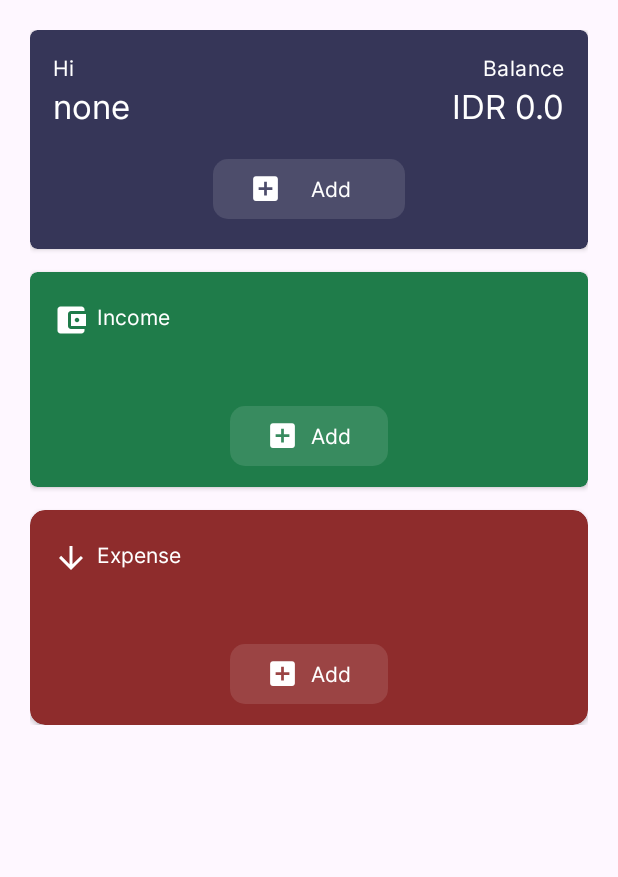
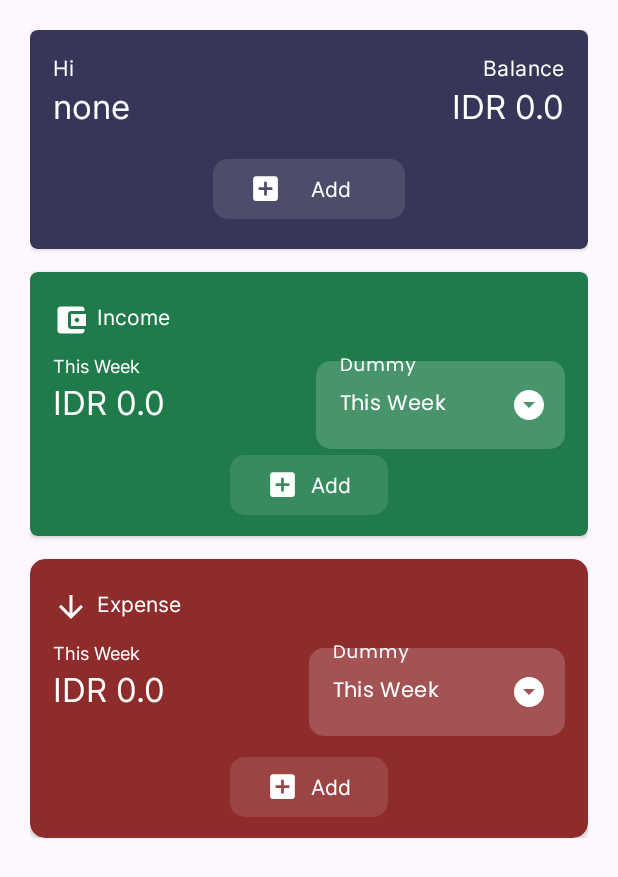
Before and after one commit to andrr64/KeuanganKu-Android, an Android app: the fragment HomeFragment shown on its own in the app's theme, on a phone screen of 412 x 824 dp. Shown: the top 877 px of the screen. Run offline under Robolectric (Android 15) with nearby library versions, the phone set to English and light mode, and no system bars; our stand-ins replace Dagger/Hilt's generated code, Room's generated code.

Commit message:
feat: implement transparent spinner, income/expense period, and sum income/expense
This commit introduces several new features and improvements:

-   **Transparent Spinner:** Added a new layout component `component_spinner_transparent.xml` to create a transparent spinner with a dropdown icon. Also added style.xml and drawables for supporting it.
-   **Income/Expense Period:** Added new functionality to calculate and display total income and expenses within specific time periods (week, month, year).
-   **Data Operation Result:** Introduced `DataOperationResult2` class for better handling of data operation results, including success/error status, error codes, and error messages.
-   **Income/Expense Calculation:**
    -   Implemented `totalIncome` and `totalExpense` functions in `IncomeRepository` and `ExpenseRepository`, respectively, to calculate the sum of incomes/expenses within a specified period.
    -   Updated `HomeFragmentViewModel` to calculate and expose the total income/expense, and the ability to change the period.
    -    added `incomePeriod` and `expensePeriod` stateflow in `HomeFragmentViewModel`.
-   **UI Updates:**
-       -   Modified the home fragment layout (`fragment_home.xml`) to include new text views for displaying the income/expense period and a new spinner component for period selection.
-       -   Modified the income/expense amount display in the home fragment.
-       -   Added new functions `setupExpensePeriodSpinner` and `setupObserver` to handle the spinner selection and data updates.
-   **DAO Changes:**
-       -   Added `once_sumIncome` and `countIncome` queries to `IncomeDao`.
-   **Other Changes:**
-       -   Minor updates to file layout (`fragment_home.xml`) and code refactoring.
-       -   Created a new class to handle data operation result `DataOperationResult2`.
+   **Observer Changes:**
+       - Added new observer in `HomeFragment` for: balance, total expense, total income, expense period, username, income period, and wallet count.
+   **Minor Changes:**
+        - remove useless font family in `.xml`.
+        - change logic when counting wallet, if the wallet is exist the add income/expense button should be usable.
+        - added new enum `TimePeriod` for managing period options.

```diff
--- /dev/null
+++ b/app/src/main/java/com/andreasoftware/keuanganku/common/cls/DataOperationResult2.kt
@@ -0,0 +1,14 @@
+package com.andreasoftware.keuanganku.common.cls
+
+class DataOperationResult2<T> (
+    internal val success: Boolean,
+    private val errorCode: Long? = null,
+    internal val errorMessage: String? = null,
+    internal val data: T? = null
+) {
+    fun isError(): Boolean = !success
+    fun isSuccess(): Boolean = success
+    @OptIn(ExperimentalStdlibApi::class)
+    fun errMsg(): String? = "Error Code ($errorCode): $errorMessage"
+    fun errCode(): Long? = errorCode
+}
--- a/app/src/main/java/com/andreasoftware/keuanganku/data/dao/IncomeDao.kt
+++ b/app/src/main/java/com/andreasoftware/keuanganku/data/dao/IncomeDao.kt
@@ -1,5 +1,6 @@
 package com.andreasoftware.keuanganku.data.dao
 
+import androidx.lifecycle.LiveData
 import androidx.room.Dao
 import androidx.room.Insert
 import androidx.room.Query
@@ -22,4 +23,17 @@ interface IncomeDao {
 
     @Insert
     suspend fun insert(income: IncomeModel)
+
+    @Query("""
+        SELECT SUM(amount) FROM income
+        WHERE (:startTime IS NULL OR date >= :startTime)
+        AND (:endTime IS NULL OR date <= :endTime)
+    """)
+    fun once_sumIncome(
+        startTime: Long?,
+        endTime: Long?
+    ): Double?
+
+    @Query("SELECT COUNT(*) FROM income")
+    fun countIncome(): LiveData<Long?>
 }
--- a/app/src/main/java/com/andreasoftware/keuanganku/data/repository/IncomeRepository.kt
+++ b/app/src/main/java/com/andreasoftware/keuanganku/data/repository/IncomeRepository.kt
@@ -3,6 +3,8 @@ package com.andreasoftware.keuanganku.data.repository
 import androidx.lifecycle.ViewModel
 import androidx.room.withTransaction
 import com.andreasoftware.keuanganku.common.cls.DataOperationResult
+import com.andreasoftware.keuanganku.common.cls.DataOperationResult2
+import com.andreasoftware.keuanganku.common.enm.TimePeriod
 import com.andreasoftware.keuanganku.data.dao.IncomeDao
 import com.andreasoftware.keuanganku.data.dao.WalletDao
 import com.andreasoftware.keuanganku.data.db.AppDatabase
@@ -10,6 +12,7 @@ import com.andreasoftware.keuanganku.data.exception.IncomeDAOException
 import com.andreasoftware.keuanganku.data.model.IncomeModel
 import kotlinx.coroutines.Dispatchers
 import kotlinx.coroutines.withContext
+import java.util.Calendar
 import javax.inject.Inject
 import javax.inject.Singleton
 
@@ -18,8 +21,9 @@ class IncomeRepository
 @Inject constructor(
     private val incomeDao: IncomeDao,
     private val walletDao: WalletDao,
-    private val db: AppDatabase) : ViewModel()
-{
+    private val db: AppDatabase
+) : ViewModel() {
+
     suspend fun insertIncome(income: IncomeModel): DataOperationResult {
         return withContext(Dispatchers.IO) {
             try {
@@ -28,9 +32,38 @@ class IncomeRepository
                     walletDao.addBalance(income.wallet_id, income.amount)
                 }
                 return@withContext DataOperationResult(true)
-            } catch (e: Exception){
+            } catch (e: Exception) {
                 return@withContext DataOperationResult(false, IncomeDAOException.CREATE_ERROR.code, e.toString())
             }
         }
     }
+
+    suspend fun totalIncome(period: TimePeriod): DataOperationResult2<Double?> {
+        return withContext(Dispatchers.IO) {
+            try {
+                val calendar = Calendar.getInstance()
+                val endDate = calendar.timeInMillis
+                val startDate = when (period) {
+                    TimePeriod.WEEK -> {
+                        calendar.add(Calendar.DAY_OF_YEAR, -7)
+                        calendar.timeInMillis
+                    }
+                    TimePeriod.MONTH -> {
+                        calendar.add(Calendar.MONTH, -1)
+                        calendar.timeInMillis
+                    }
+                    TimePeriod.YEAR -> {
+                        calendar.add(Calendar.YEAR, -1)
+                        calendar.timeInMillis
+                    }
+                }
+                val total = incomeDao.once_sumIncome(startDate, endDate)?.toDouble()
+                return@withContext DataOperationResult2(true, data = total)
+            } catch (e: Exception) {
+                return@withContext DataOperationResult2(false, IncomeDAOException.READ_ERROR.code, e.toString())
+            }
+        }
+    }
+
+    val countIncome = incomeDao.countIncome()
 }
--- a/app/src/main/java/com/andreasoftware/keuanganku/ui/activity/main/page/fragment/HomeFragment.kt
+++ b/app/src/main/java/com/andreasoftware/keuanganku/ui/activity/main/page/fragment/HomeFragment.kt
@@ -1,26 +1,25 @@
 package com.andreasoftware.keuanganku.ui.activity.main.page.fragment
 
-import android.annotation.SuppressLint
 import android.os.Bundle
-import androidx.fragment.app.Fragment
 import android.view.LayoutInflater
 import android.view.View
 import android.view.ViewGroup
+import android.widget.ArrayAdapter
+import androidx.fragment.app.Fragment
 import androidx.fragment.app.viewModels
 import androidx.lifecycle.lifecycleScope
 import androidx.navigation.fragment.NavHostFragment
+import com.andreasoftware.keuanganku.R
+import com.andreasoftware.keuanganku.common.enm.TimePeriod
 import com.andreasoftware.keuanganku.databinding.FragmentHomeBinding
+import com.andreasoftware.keuanganku.ui.activity.main.MainActivity
+import com.andreasoftware.keuanganku.ui.common.AppSnackBar
 import dagger.hilt.android.AndroidEntryPoint
 import kotlinx.coroutines.flow.collectLatest
 import kotlinx.coroutines.launch
-import kotlin.getValue
-import com.andreasoftware.keuanganku.R
-import com.andreasoftware.keuanganku.ui.activity.main.MainActivity
-import com.andreasoftware.keuanganku.ui.common.AppSnackBar
 
 @AndroidEntryPoint
 class HomeFragment : Fragment() {
-
     private var _binding: FragmentHomeBinding? = null
     private val binding get() = _binding!!
     private val viewModel: HomeFragmentViewModel by viewModels()
@@ -40,11 +39,61 @@ class HomeFragment : Fragment() {
 
     override fun onViewCreated(view: View, savedInstanceState: Bundle?) {
         super.onViewCreated(view, savedInstanceState)
+        setupListener()
+        setupExpensePeriodSpinner()
+        setupObserver()
+    }
 
+    private fun setupListener(){
         binding.buttonAddWallet.button.setOnClickListener {
             navigateTo(MainActivity.ACTION_MAIN_TO_WALLET_FORM)
         }
+    }
 
+    private fun setupExpensePeriodSpinner(){
+        val periods = TimePeriod.entries.map { it.displayName }
+        val adapter = ArrayAdapter(requireContext(), android.R.layout.simple_dropdown_item_1line, periods)
+        binding.spinnerExpensePeriod.spinner.setAdapter(adapter)
+        binding.spinnerIncomePeriod.spinner.setAdapter(adapter)
+
+        binding.spinnerExpensePeriod.spinner.setText(viewModel.expensePeriod.value.displayName, false)
+        binding.spinnerIncomePeriod.spinner.setText(viewModel.incomePeriod.value.displayName, false)
+
+        binding.spinnerExpensePeriod.spinner.setOnItemClickListener { _, _, position, _ ->
+            viewModel.setExpensePeriod(TimePeriod.entries[position])
+            binding.spinnerExpensePeriod.spinner.setText(periods[position], false)
+        }
+        binding.spinnerIncomePeriod.spinner.setOnItemClickListener { _, _, position, _ ->
+            viewModel.setIncomePeriod(TimePeriod.entries[position])
+            binding.spinnerIncomePeriod.spinner.setText(periods[position], false)
+        }
+    }
+
+    private fun setupObserver(){
+        viewModel.balance.observe(viewLifecycleOwner) { balance ->
+            binding.totalBalanceTextView.text = "IDR $balance"
+        }
+        viewModel.totalExpense.observe(viewLifecycleOwner) { expense ->
+            binding.expenseAmount.text = "IDR $expense"
+        }
+        viewModel.totalIncome.observe(viewLifecycleOwner){ income ->
+            binding.incomeAmount.text = "IDR $income"
+        }
+        lifecycleScope.launch {
+            viewModel.expensePeriod.collectLatest {
+                binding.expensePeriod.text = it.displayName
+            }
+        }
+        lifecycleScope.launch {
+            viewModel.userName.collectLatest { name ->
+                binding.userName.text = name
+            }
+        }
+        lifecycleScope.launch {
+            viewModel.incomePeriod.collectLatest {
+                binding.incomePeriod.text = it.displayName
+            }
+        }
         viewModel.walletCount.observe(viewLifecycleOwner) { walletCount ->
             if (walletCount != null && walletCount > 0) {
                 binding.buttonAddIncome.button.setOnClickListener {
@@ -62,24 +111,6 @@ class HomeFragment : Fragment() {
                 }
             }
         }
-
-        observeUsername()
-        observeBalance()
-    }
-
-    @SuppressLint("SetTextI18n")
-    private fun observeBalance(){
-        viewModel.balance.observe(viewLifecycleOwner) { balance ->
-            binding.totalBalanceTextView.text = "IDR $balance"
-        }
-    }
-
-    private fun observeUsername(){
-        lifecycleScope.launch {
-            viewModel.userName.collectLatest { name ->
-                binding.userName.text = name
-            }
-        }
     }
 
     private fun navigateTo(actionId: Int) {
--- a/app/src/main/java/com/andreasoftware/keuanganku/ui/activity/main/page/fragment/HomeFragmentViewModel.kt
+++ b/app/src/main/java/com/andreasoftware/keuanganku/ui/activity/main/page/fragment/HomeFragmentViewModel.kt
@@ -1,16 +1,18 @@
 package com.andreasoftware.keuanganku.ui.activity.main.page.fragment
 
 import androidx.lifecycle.LiveData
+import androidx.lifecycle.MutableLiveData
 import androidx.lifecycle.ViewModel
-import androidx.lifecycle.map
 import androidx.lifecycle.viewModelScope
+import com.andreasoftware.keuanganku.common.enm.TimePeriod
+import com.andreasoftware.keuanganku.data.repository.ExpenseRepository
+import com.andreasoftware.keuanganku.data.repository.IncomeRepository
 import com.andreasoftware.keuanganku.data.repository.WalletRepository
 import com.andreasoftware.keuanganku.data.repository.app.UserdataRepository
 import dagger.hilt.android.lifecycle.HiltViewModel
 import kotlinx.coroutines.flow.MutableStateFlow
 import kotlinx.coroutines.flow.StateFlow
 import kotlinx.coroutines.flow.collectLatest
-import kotlinx.coroutines.flow.map
 import kotlinx.coroutines.launch
 import javax.inject.Inject
 
@@ -18,7 +20,9 @@ import javax.inject.Inject
 class HomeFragmentViewModel
 @Inject constructor(
     userdataRepository: UserdataRepository,
-    walletRepository: WalletRepository
+    walletRepository: WalletRepository,
+    private val expenseRepository: ExpenseRepository,
+    private val incomeRepository: IncomeRepository
 ) : ViewModel() {
 
     private val _userName = MutableStateFlow("")
@@ -26,11 +30,69 @@ class HomeFragmentViewModel
     val balance: LiveData<Double> = walletRepository.totalAmount
     val walletCount: LiveData<Long?> = walletRepository.count
 
+    private val _expensePeriod = MutableStateFlow(TimePeriod.WEEK)
+    val expensePeriod: StateFlow<TimePeriod> = _expensePeriod
+    private val _incomePeriod = MutableStateFlow(TimePeriod.WEEK)
+    val incomePeriod: StateFlow<TimePeriod> = _incomePeriod
+
+    private val _totalExpense = MutableLiveData(0.0)
+    val totalExpense: LiveData<Double> = _totalExpense
+
+    private val _totalIncome = MutableLiveData(0.0)
+    val totalIncome: LiveData<Double> = _totalIncome
+
+    private val _countExpense = expenseRepository.countExpense
+    private val _countIncome = incomeRepository.countIncome
+
+    fun setExpensePeriod(period: TimePeriod) {
+        _expensePeriod.value = period
+        getExpense(period)
+    }
+    fun setIncomePeriod(period: TimePeriod){
+        _incomePeriod.value = period
+        getIncome(period)
+    }
+
     init {
+        viewModelScope.launch {
+            _countExpense.observeForever {
+                getExpense(_expensePeriod.value)
+            }
+        }
+        viewModelScope.launch {
+            _countIncome.observeForever {
+                getIncome(_incomePeriod.value)
+            }
+        }
+
         viewModelScope.launch {
             userdataRepository.getUsername().collectLatest { name ->
                 _userName.value = name
             }
         }
+        viewModelScope.launch {
+            _expensePeriod.collectLatest { period ->
+                getExpense(period)
+                getIncome(period)
+            }
+        }
+    }
+
+    private fun getExpense(period: TimePeriod) {
+        viewModelScope.launch {
+            val result = expenseRepository.totalExpense(period)
+            if (result.isSuccess()) {
+                _totalExpense.value = result.data ?: 0.0
+            }
+        }
+    }
+
+    private fun getIncome(period: TimePeriod) {
+        viewModelScope.launch {
+            val result = incomeRepository.totalIncome(period)
+            if (result.isSuccess()) {
+                _totalIncome.value = result.data ?: 0.0
+            }
+        }
     }
 }
--- /dev/null
+++ b/app/src/main/res/drawable/ic_dropdown_24.xml
@@ -0,0 +1,12 @@
+<vector xmlns:android="http://schemas.android.com/apk/res/android"
+    android:width="24dp"
+    android:height="24dp"
+    android:tint="#000000"
+    android:viewportWidth="24"
+    android:viewportHeight="24">
+
+    <path
+        android:fillColor="@android:color/white"
+        android:pathData="M12,2C6.48,2 2,6.48 2,12s4.48,10 10,10 10,-4.48 10,-10S17.52,2 12,2zM12,14l-4,-4h8l-4,4z" />
+
+</vector>
--- /dev/null
+++ b/app/src/main/res/drawable/rounded_transparent_button_background.xml
@@ -0,0 +1,6 @@
+<?xml version="1.0" encoding="utf-8"?>
+<shape xmlns:android="http://schemas.android.com/apk/res/android"
+    android:shape="rectangle">
+    <solid android:color="#2fffffff" />
+    <corners android:radius="10dp" />
+</shape>
--- /dev/null
+++ b/app/src/main/res/layout/component_spinner_transparent.xml
@@ -0,0 +1,27 @@
+<?xml version="1.0" encoding="utf-8"?>
+<com.google.android.material.textfield.TextInputLayout xmlns:android="http://schemas.android.com/apk/res/android"
+    xmlns:app="http://schemas.android.com/apk/res-auto"
+    xmlns:tools="http://schemas.android.com/tools"
+    android:id="@+id/spinnerLayout"
+    style="@style/Widget.MaterialComponents.TextInputLayout.OutlinedBox.ExposedDropdownMenu"
+    android:layout_width="match_parent"
+    android:layout_height="wrap_content"
+    android:hint="@string/dummy"
+    android:textColorHint="@android:color/white"
+    app:endIconDrawable="@drawable/ic_dropdown_24"
+    app:endIconTint="@color/white">
+
+    <AutoCompleteTextView
+        android:id="@+id/spinner"
+        android:layout_width="match_parent"
+        android:layout_height="wrap_content"
+        android:background="@drawable/rounded_transparent_button_background"
+        android:clickable="true"
+        android:cursorVisible="false"
+        android:focusable="false"
+        android:inputType="none"
+        style="@style/DropdownTransparent"
+        android:textSize="14sp"
+        tools:ignore="KeyboardInaccessibleWidget" />
+
+</com.google.android.material.textfield.TextInputLayout>
--- a/app/src/main/res/layout/fragment_home.xml
+++ b/app/src/main/res/layout/fragment_home.xml
@@ -41,7 +41,6 @@
                         <TextView
                             android:layout_width="wrap_content"
                             android:layout_height="wrap_content"
-                            android:fontFamily="@font/inter"
                             android:text="Hi"
                             android:textAppearance="?attr/textAppearanceBody2"
                             android:textColor="@color/white" />
@@ -66,7 +65,6 @@
                         <TextView
                             android:layout_width="wrap_content"
                             android:layout_height="wrap_content"
-                            android:fontFamily="@font/inter"
                             android:text="Balance"
                             android:textAppearance="?attr/textAppearanceBody2"
                             android:textColor="@color/white" />
@@ -118,7 +116,7 @@
 
                     <LinearLayout
                         android:layout_width="wrap_content"
-                        android:layout_height="match_parent"
+                        android:layout_height="wrap_content"
                         android:layout_gravity="center_vertical"
                         android:layout_marginBottom="10dp"
                         android:orientation="horizontal">
@@ -133,23 +131,50 @@
                             android:id="@+id/incomeCardTextView"
                             android:layout_width="wrap_content"
                             android:layout_height="wrap_content"
-                            android:fontFamily="@font/inter"
                             android:text="@string/income"
                             android:textColor="@color/white"
                             tools:targetApi="p" />
                     </LinearLayout>
 
+                    <LinearLayout
+                        android:layout_width="match_parent"
+                        android:layout_height="wrap_content"
+                        android:orientation="horizontal"
+                        android:weightSum="2"
+                        >
+                        <LinearLayout
+                            android:layout_width="0dp"
+                            android:layout_height="wrap_content"
+                            android:layout_marginEnd="10dp"
+                            android:layout_weight="1"
+                            android:orientation="vertical">
+                            <TextView
+                                android:id="@+id/incomePeriod"
+                                android:layout_width="wrap_content"
+                                android:layout_height="wrap_content"
+                                android:ellipsize="end"
+                                android:maxLines="1"
+                                android:text="@string/empty"
+                                android:textColor="@color/white"
+                                android:textSize="12sp" />
                             <TextView
                                 android:id="@+id/incomeAmount"
                                 android:layout_width="wrap_content"
                                 android:layout_height="wrap_content"
                                 android:ellipsize="end"
-                        android:fontFamily="@font/inter"
                                 android:maxLines="1"
                                 android:text="@string/empty"
                                 android:textColor="@color/white"
                                 android:textSize="22sp" />
+                        </LinearLayout>
 
+                        <include
+                            layout="@layout/component_spinner_transparent"
+                            android:id="@+id/spinnerIncomePeriod"
+                            android:layout_width="0dp"
+                            android:layout_height="wrap_content"
+                            android:layout_weight="1"/>
+                    </LinearLayout>
                 </LinearLayout>
 
                 <include
@@ -179,6 +204,7 @@
                     android:layout_width="match_parent"
                     android:layout_height="0dp"
                     android:layout_weight="1"
+                    android:layout_marginBottom="10dp"
                     android:orientation="vertical"
                     android:paddingTop="10dp"
                     app:layout_constraintStart_toStartOf="parent"
@@ -186,7 +212,7 @@
 
                     <LinearLayout
                         android:layout_width="wrap_content"
-                        android:layout_height="match_parent"
+                        android:layout_height="wrap_content"
                         android:layout_gravity="center_vertical"
                         android:layout_marginBottom="10dp"
                         android:orientation="horizontal">
@@ -201,26 +227,52 @@
                             android:id="@+id/expenseCardTextview"
                             android:layout_width="wrap_content"
                             android:layout_height="wrap_content"
-                            android:fontFamily="@font/inter"
                             android:text="@string/expense"
                             android:textColor="@color/white"
                             tools:targetApi="p" />
                     </LinearLayout>
 
 
+                    <LinearLayout
+                        android:layout_width="match_parent"
+                        android:layout_height="wrap_content"
+                        android:orientation="horizontal"
+                        android:weightSum="2">
+                        <LinearLayout
+                        android:layout_width="0dp"
+                        android:layout_height="wrap_content"
+                        android:orientation="vertical"
+                        android:layout_weight="1">
+
+                        <TextView
+                            android:id="@+id/expensePeriod"
+                            android:layout_width="wrap_content"
+                            android:layout_height="wrap_content"
+                            android:ellipsize="end"
+                            android:maxLines="1"
+                            android:text="@string/empty"
+                            android:textColor="@color/white"
+                            android:textSize="12sp" />
+
                         <TextView
                             android:id="@+id/expenseAmount"
                             android:layout_width="wrap_content"
                             android:layout_height="wrap_content"
                             android:ellipsize="end"
-                        android:fontFamily="@font/inter"
                             android:maxLines="1"
                             android:text="@string/empty"
                             android:textColor="@color/white"
                             android:textSize="22sp" />
+
                     </LinearLayout>
-
-
+                    <include
+                        layout="@layout/component_spinner_transparent"
+                        android:id="@+id/spinnerExpensePeriod"
+                        android:layout_width="0dp"
+                        android:layout_height="wrap_content"
+                        android:layout_weight="1"/>
+                    </LinearLayout>
+                </LinearLayout>
                 <include
                     android:id="@+id/buttonAddExpense"
                     layout="@layout/component_button_add"
--- a/app/src/main/res/values/style.xml
+++ b/app/src/main/res/values/style.xml
@@ -1,3 +1,8 @@
 <?xml version="1.0" encoding="utf-8"?>
 <resources>
+    <style name="DropdownTransparent">
+        <item name="fontFamily">@font/poppins</item>
+        <item name="android:popupBackground">@color/white</item>
+        <item name="android:textColor">@color/white</item>
+    </style>
 </resources>
```
Lines whose indentation alone changed are shown as unchanged.
